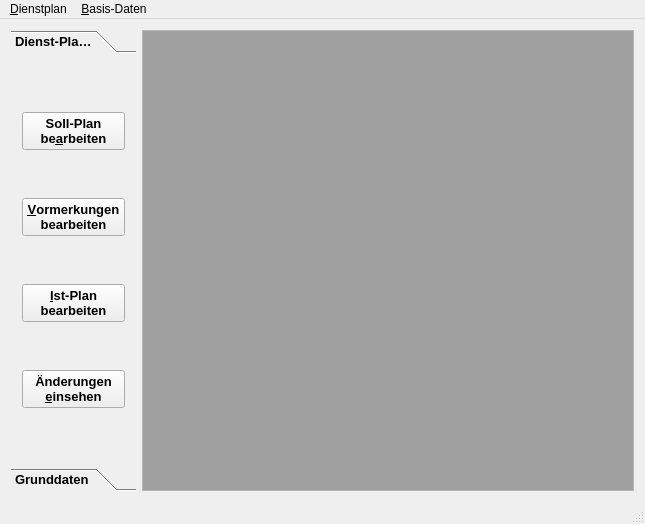
First picture: the form in cmainwindow.ui, repository joergpauly/megaroster, before the edit.
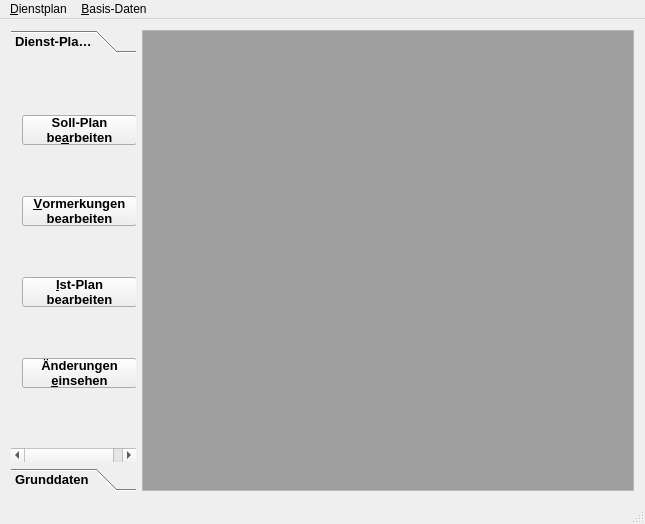
Second picture: the form after the edit. The open tabs and pages were chosen to show the change. Icons and pictures are not drawn.

Commit message: Facelift MainWindow

The edit to the form file:
```diff
--- a/cmainwindow.ui
+++ b/cmainwindow.ui
@@ -78,7 +78,7 @@
         <rect>
          <x>0</x>
          <y>0</y>
-         <width>134</width>
+         <width>133</width>
          <height>393</height>
         </rect>
        </property>
@@ -97,6 +97,18 @@
        <layout class="QVBoxLayout" name="verticalLayout">
         <item>
          <widget class="QPushButton" name="cmdEditRoster">
+          <property name="minimumSize">
+           <size>
+            <width>115</width>
+            <height>30</height>
+           </size>
+          </property>
+          <property name="maximumSize">
+           <size>
+            <width>115</width>
+            <height>30</height>
+           </size>
+          </property>
           <property name="text">
            <string>Soll-Plan
 be&amp;arbeiten</string>
@@ -105,6 +117,18 @@
         </item>
         <item>
          <widget class="QPushButton" name="cmdPreAlerts">
+          <property name="minimumSize">
+           <size>
+            <width>115</width>
+            <height>30</height>
+           </size>
+          </property>
+          <property name="maximumSize">
+           <size>
+            <width>115</width>
+            <height>30</height>
+           </size>
+          </property>
           <property name="text">
            <string>&amp;Vormerkungen
 bearbeiten</string>
@@ -113,6 +137,18 @@
         </item>
         <item>
          <widget class="QPushButton" name="cmdActualRoster">
+          <property name="minimumSize">
+           <size>
+            <width>115</width>
+            <height>30</height>
+           </size>
+          </property>
+          <property name="maximumSize">
+           <size>
+            <width>115</width>
+            <height>30</height>
+           </size>
+          </property>
           <property name="text">
            <string>&amp;Ist-Plan
 bearbeiten</string>
@@ -121,6 +157,18 @@
         </item>
         <item>
          <widget class="QPushButton" name="cmdChangeLog">
+          <property name="minimumSize">
+           <size>
+            <width>115</width>
+            <height>30</height>
+           </size>
+          </property>
+          <property name="maximumSize">
+           <size>
+            <width>115</width>
+            <height>30</height>
+           </size>
+          </property>
           <property name="text">
            <string>Änderungen
 &amp;einsehen</string>
```
Left out of the diff: 28 changed lines with no effect on the pictures.
